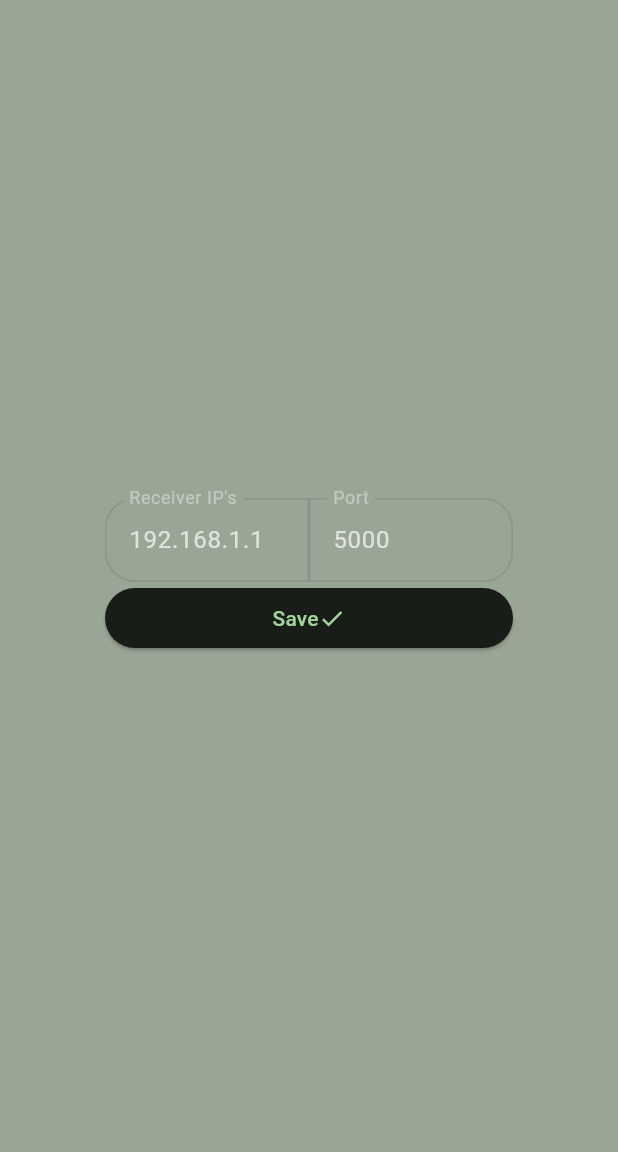
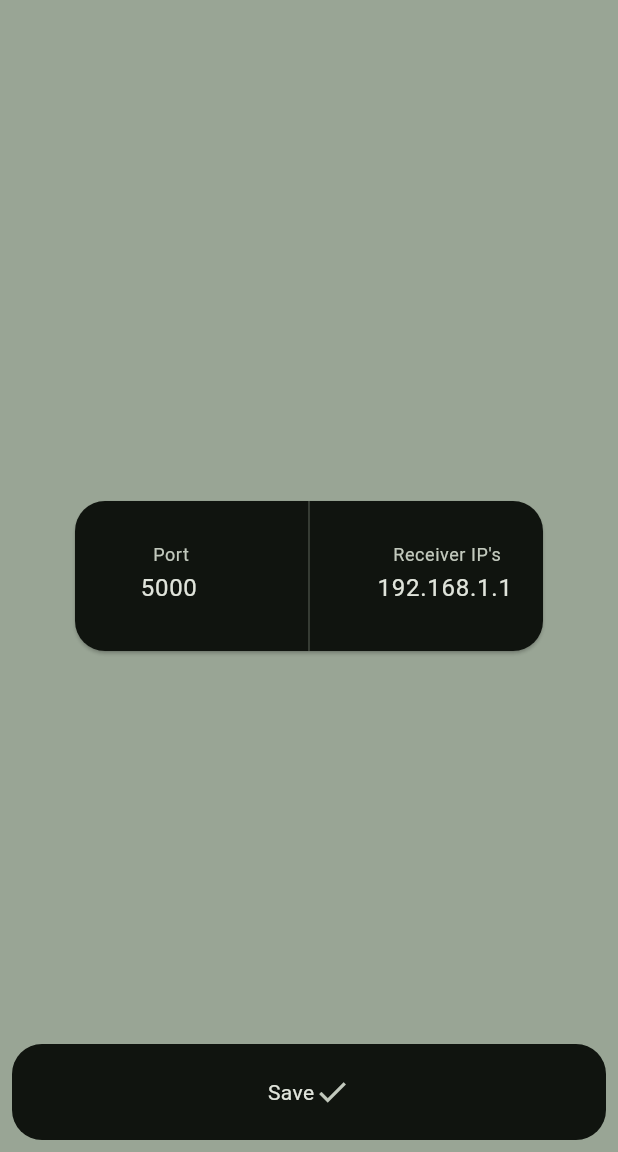
Before and after one commit to ankurage/SomeCloud, a Flutter app: the ConfigScreen screen opened by its route, after a tap on "Save", on a phone screen of 412 x 824 dp, the part 84-1236 px from its top. Run offline on Flutter 3.47's test engine with Material 3 defaults, Android fonts, the phone set to English and light mode, and no system bars; our stand-ins replace hive_flutter, permission_handler; missing offline and left inert: flutter_background_service; accounts and stored records are empty; statements that could not run were skipped.

Commit message:
New Ui Design

```diff
--- a/mobile/lib/backgroundService/service.dart
+++ b/mobile/lib/backgroundService/service.dart
@@ -47,6 +47,7 @@ void onStart(ServiceInstance service) async {
     if (oldClip == text) {return;}
 
     else {
+      try {
         final socket = await Socket.connect(
             event?["receiverIp"], // IP ноутбука
             event?["portSync"],
@@ -58,6 +59,9 @@ void onStart(ServiceInstance service) async {
           await socket.close();
           oldClip = text;
           socket.close();
+        } on SocketException catch (e) {
+          print("Server unvaible: $e");
+        }
       }
   });
 
@@ -69,6 +73,7 @@ void onStart(ServiceInstance service) async {
       }
     }
 
+    print("1");
 
   });
 }
--- a/mobile/lib/screens/config/screen.dart
+++ b/mobile/lib/screens/config/screen.dart
@@ -1,6 +1,8 @@
 import 'package:flutter/material.dart';
+import 'package:flutter/services.dart';
 import 'package:hive_flutter/hive_flutter.dart';
 import 'package:provider/provider.dart';
+import '../../widgets/widgets.dart';
 
 import '../../provider/config_provider.dart';
 
@@ -40,29 +42,39 @@ class _ConfigScreenState extends State<ConfigScreen> {
     return Scaffold(
       appBar: AppBar(title: Text("MyShare")),
       body: SafeArea(
+        child: Stack(
+          children: [
+            Align(
+              alignment: .center,
               child: Padding(
-          padding: const EdgeInsets.all(70.0),
-          child: Column(
-            mainAxisSize: MainAxisSize.max,
-            mainAxisAlignment: MainAxisAlignment.center,
-            crossAxisAlignment: CrossAxisAlignment.stretch,
+                padding: const EdgeInsets.all(50.0),
+                child: DoubleTextFieldBackgrounddWidget(
+                  fieldOne: Expanded(child: PortFieldWidget()),
+                  fieldTwo: Expanded(child: ReceiverIpFieldWidget()),
+                ),
+              ),
+            ),
+            Align(
+              alignment: .bottomCenter,
+              child: Row(
                 children: [
-              Row(
-                spacing: 0,
-                children: [
-                  Expanded(child: ReceiverIpFieldWidget()),
-                  Expanded(child: PortFieldWidget())
-                ],
-              ),
-              ElevatedButton(
+                  Expanded(
+                    child: Padding(
+                      padding: const EdgeInsets.all(8.0),
+                      child: IconButtonWidget(
+                        buttonPadding: EdgeInsetsGeometry.symmetric(vertical: 20),
+                        onPressed: saveConfig,
                         child: Row(mainAxisAlignment: .center, children: [
                           Text("Save"),
                           Icon(Icons.done)
                         ],),
-                onPressed: () => saveConfig()
+                      ),
+                    ),
                   ),
                 ],
               ),
+            ),
+          ],
         ),
       ),
     );
@@ -77,17 +89,22 @@ class PortFieldWidget extends StatelessWidget {
   @override
   Widget build(BuildContext context) {
     return TextField(
+      keyboardType: TextInputType.number,
+      inputFormatters: [
+        FilteringTextInputFormatter.digitsOnly
+      ],
+      textAlign: TextAlign.center,
       controller: context
           .read<ConfigProvider>()
           .portSyncController,
       decoration: InputDecoration(
-        label: Text("Port"),
-        border: OutlineInputBorder(
-          borderRadius: BorderRadius.only(
-            topRight: Radius.circular(20),
-            bottomRight: Radius.circular(20),
+        label: Row(
+          mainAxisAlignment: .center,
+          children: [
+            Text("Port"),
+          ],
         ),
-        ),
+        border: InputBorder.none
       ),
     );
   }
@@ -101,17 +118,22 @@ class ReceiverIpFieldWidget extends StatelessWidget {
   @override
   Widget build(BuildContext context) {
     return TextField(
+      textAlign: .center,
+      keyboardType: TextInputType.number,
+      inputFormatters: [
+        FilteringTextInputFormatter.allow(RegExp(r"[0-9]"), replacementString: ".")
+      ],
       controller: context
           .read<ConfigProvider>()
           .receiverIpController,
       decoration: InputDecoration(
-        label: Text("Receiver IP's"),
-        border: OutlineInputBorder(
-          borderRadius: BorderRadius.only(
-            topLeft: Radius.circular(20),
-            bottomLeft: Radius.circular(20),
+        label: Row(
+          mainAxisAlignment: .center,
+          children: [
+            Text("Receiver IP's"),
+          ],
         ),
-        ),
+        border: InputBorder.none
       ),
     );
   }
--- a/mobile/lib/screens/main/screen.dart
+++ b/mobile/lib/screens/main/screen.dart
@@ -4,7 +4,7 @@ import 'dart:io';
 import 'package:flutter/material.dart';
 import 'package:flutter_background_service/flutter_background_service.dart';
 import 'package:mobile/provider/config_provider.dart';
-import 'package:mobile/widgets/buttons_widget.dart';
+import 'package:mobile/widgets/widgets.dart';
 import 'package:provider/provider.dart';
 
 class MainScreen extends StatefulWidget {
@@ -54,7 +54,26 @@ class _MainScreenState extends State<MainScreen> {
             MessageField(messageController: _messageController),
             Align(
               alignment: .bottomCenter,
-              child: Row(
+              child: StopSyncButton(isServiceActive: isServiceActive),
+            ),
+          ],
+        ),
+      ),
+    );
+  }
+}
+
+class StopSyncButton extends StatelessWidget {
+  const StopSyncButton({
+    super.key,
+    required this.isServiceActive,
+  });
+
+  final bool isServiceActive;
+
+  @override
+  Widget build(BuildContext context) {
+    return Row(
       children: [
         Expanded(
           child: Padding(
@@ -73,11 +92,6 @@ class _MainScreenState extends State<MainScreen> {
           ),
         ),
       ],
-              ),
-            ),
-          ],
-        ),
-      ),
     );
   }
 }
@@ -130,7 +144,7 @@ class _MessageFieldState extends State<MessageField> {
           mainAxisAlignment: .center,
           mainAxisSize: .min,
           children: [
-            IconButtonBackgroundWidget(
+            MultiTextFielBackgrounddWidget(
               buttonPadding: .symmetric(vertical: 17, horizontal: 17),
               onPressedSuffix: sendMessage,
               onPressedPrefix: serversListToggle,
--- a/mobile/lib/widgets/buttons_widget.dart
+++ b/mobile/lib/widgets/buttons_widget.dart
@@ -45,75 +45,3 @@ class IconButtonWidget extends StatelessWidget {
     );
   }
 }
-
-class IconButtonBackgroundWidget extends StatelessWidget {
-  Widget child;
-  Widget suffixIcon;
-  Widget prefixIcon;
-  VoidCallback? onPressedSuffix;
-  VoidCallback? onPressedPrefix;
-  bool? left; // false - turn rounded corners right | true - turn rounded corners left
-  EdgeInsetsGeometry buttonPadding;
-  EdgeInsetsGeometry childPadding;
-  double cornerRound = 0;
-
-  IconButtonBackgroundWidget({
-    required this.child,
-    this.suffixIcon = const SizedBox(),
-    this.prefixIcon = const SizedBox(),
-    this.onPressedSuffix,
-    this.onPressedPrefix,
-    this.left,
-    this.buttonPadding = EdgeInsetsGeometry.zero,
-    this.childPadding = EdgeInsetsGeometry.zero,
-    this.cornerRound = 20
-  });
-
-  @override
-  Widget build(BuildContext context) {
-    var theme = Theme.of(context);
-
-    return Card(
-      margin: EdgeInsetsGeometry.zero,
-      color: theme.primaryColor,
-      shape: RoundedRectangleBorder(
-        borderRadius: BorderRadiusGeometry.all(Radius.circular(cornerRound))
-      ),
-      child: Row(
-        mainAxisAlignment: .spaceBetween,
-        children: [
-          prefixIcon == SizedBox
-          ? SizedBox()
-          : IconButton(
-            padding: buttonPadding,
-            style: IconButton.styleFrom(
-              backgroundColor: theme.primaryColor,
-              shape: RoundedRectangleBorder(
-                borderRadius: BorderRadiusGeometry.all(Radius.circular(cornerRound))
-              )
-            ),
-            onPressed: onPressedPrefix,
-            icon: prefixIcon,
-          ),
-          Padding(
-            padding: childPadding,
-            child: child,
-          ),
-          suffixIcon == SizedBox
-          ? SizedBox()
-          : IconButton(
-            padding: buttonPadding,
-            style: IconButton.styleFrom(
-              backgroundColor: theme.primaryColor,
-              shape: RoundedRectangleBorder(
-                borderRadius: BorderRadiusGeometry.all(Radius.circular(cornerRound))
-              )
-            ),
-            onPressed: onPressedSuffix,
-            icon: suffixIcon,
-          ),
-        ],
-      ),
-    );
-  }
-}
--- /dev/null
+++ b/mobile/lib/widgets/fields_widget.dart
@@ -0,0 +1,149 @@
+import 'package:flutter/material.dart';
+
+class MultiTextFielBackgrounddWidget extends StatelessWidget {
+  Widget child;
+  Widget suffixIcon;
+  Widget prefixIcon;
+  VoidCallback? onPressedSuffix;
+  VoidCallback? onPressedPrefix;
+  bool? left; // false - turn rounded corners right | true - turn rounded corners left
+  EdgeInsetsGeometry buttonPadding;
+  EdgeInsetsGeometry childPadding;
+  double cornerRound = 0;
+
+  MultiTextFielBackgrounddWidget({
+    required this.child,
+    this.suffixIcon = const SizedBox(),
+    this.prefixIcon = const SizedBox(),
+    this.onPressedSuffix,
+    this.onPressedPrefix,
+    this.left,
+    this.buttonPadding = EdgeInsetsGeometry.zero,
+    this.childPadding = EdgeInsetsGeometry.zero,
+    this.cornerRound = 20
+  });
+
+  @override
+  Widget build(BuildContext context) {
+    var theme = Theme.of(context);
+
+    return Card(
+      margin: EdgeInsetsGeometry.zero,
+      color: theme.primaryColor,
+      shape: RoundedRectangleBorder(
+        borderRadius: BorderRadiusGeometry.all(Radius.circular(cornerRound))
+      ),
+      child: Row(
+        mainAxisAlignment: .spaceBetween,
+        children: [
+          prefixIcon == SizedBox
+          ? SizedBox()
+          : IconButton(
+            padding: buttonPadding,
+            style: IconButton.styleFrom(
+              backgroundColor: theme.primaryColor,
+              shape: RoundedRectangleBorder(
+                borderRadius: BorderRadiusGeometry.all(Radius.circular(cornerRound))
+              )
+            ),
+            onPressed: onPressedPrefix,
+            icon: prefixIcon,
+          ),
+          Padding(
+            padding: childPadding,
+            child: child,
+          ),
+          suffixIcon == SizedBox
+          ? SizedBox()
+          : IconButton(
+            padding: buttonPadding,
+            style: IconButton.styleFrom(
+              backgroundColor: theme.primaryColor,
+              shape: RoundedRectangleBorder(
+                borderRadius: BorderRadiusGeometry.all(Radius.circular(cornerRound))
+              )
+            ),
+            onPressed: onPressedSuffix,
+            icon: suffixIcon,
+          ),
+        ],
+      ),
+    );
+  }
+}
+
+class DoubleTextFieldBackgrounddWidget extends StatelessWidget {
+  Widget fieldOne;
+  Widget fieldTwo;
+  EdgeInsetsGeometry childPadding;
+  double cornerRound = 0;
+
+  DoubleTextFieldBackgrounddWidget({
+    required this.fieldOne,
+    required this.fieldTwo,
+    this.childPadding = EdgeInsetsGeometry.zero,
+    this.cornerRound = 20
+  });
+
+  @override
+  Widget build(BuildContext context) {
+    var theme = Theme.of(context);
+
+    return Card(
+      margin: EdgeInsetsGeometry.zero,
+      color: theme.primaryColor,
+      shape: RoundedRectangleBorder(
+        borderRadius: BorderRadiusGeometry.all(Radius.circular(cornerRound))
+      ),
+      child: SizedBox(
+        height: 100,
+        child: OverflowBox(
+          child: Row(
+            spacing: 20,
+            mainAxisAlignment: .center,
+            children: [
+              fieldOne,
+              VerticalDivider(),
+              fieldTwo,
+            ],
+          ),
+        ),
+      ),
+    );
+  }
+}
+
+class SingleTextFieldBackgroundWidget extends StatelessWidget {
+  Widget child;
+  // bool? left; // false - turn rounded corners right | true - turn rounded corners left
+  EdgeInsetsGeometry childPadding;
+  double cornerRound = 0;
+
+  SingleTextFieldBackgroundWidget({
+    required this.child,
+    this.childPadding = EdgeInsetsGeometry.zero,
+    this.cornerRound = 20
+  });
+
+  @override
+  Widget build(BuildContext context) {
+    var theme = Theme.of(context);
+
+    return Card(
+      margin: EdgeInsetsGeometry.zero,
+      color: theme.primaryColor,
+      shape: RoundedRectangleBorder(
+        borderRadius: BorderRadiusGeometry.all(Radius.circular(cornerRound))
+      ),
+      child: Row(
+        mainAxisAlignment: .spaceBetween,
+        children: [
+          Padding(
+            padding: childPadding,
+            child: child,
+          ),
+        ],
+      ),
+    );
+  }
+}
--- a/mobile/lib/widgets/widgets.dart
+++ b/mobile/lib/widgets/widgets.dart
@@ -0,0 +1,2 @@
+export 'buttons_widget.dart';
+export 'fields_widget.dart';
```
Lines whose indentation alone changed are shown as unchanged.
